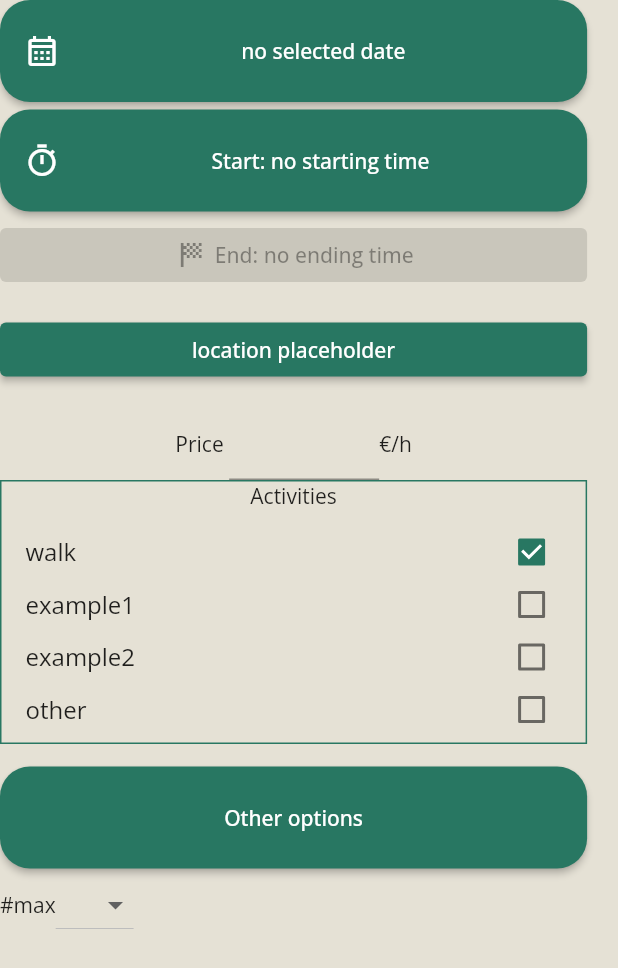
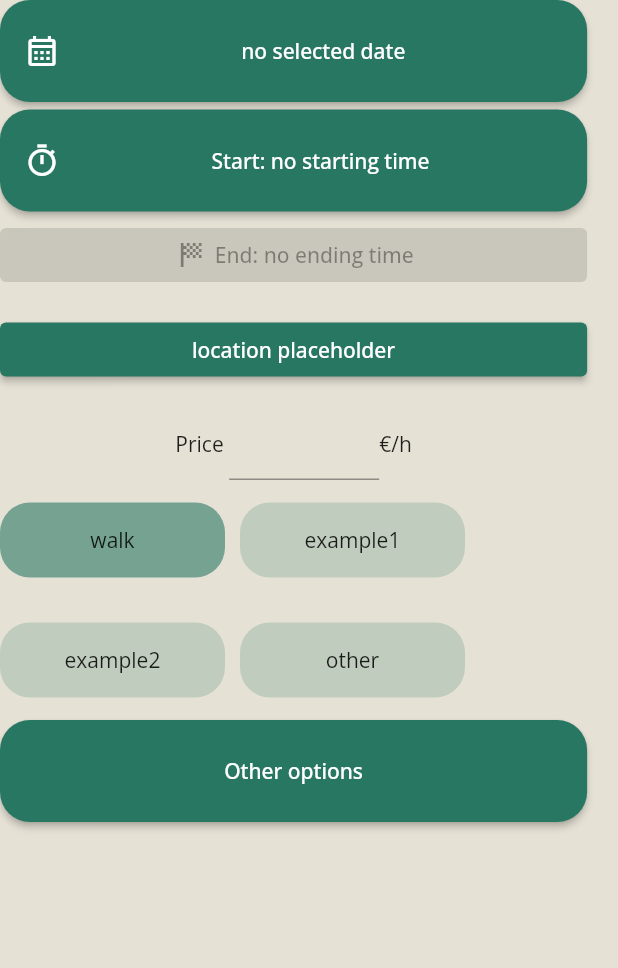
Before and after one commit to Buba98/dima_project, a Flutter app: the CreateOfferWidget widget shown alone on an empty page, opened directly, on a phone screen of 412 x 824 dp. Shown: the top 968 px of the screen. Run offline on Flutter 3.47's test engine with Material 2 defaults, Android fonts, the phone set to English and light mode, and no system bars; our stand-ins replace cloud_firestore, firebase_auth, firebase_core, firebase_storage, flutter_bloc, image_picker and 1 more; accounts and stored records are empty; network calls fail.

Commit message:
Update create offer widget UI

```diff
--- a/lib/home/offer/create_offer_widget.dart
+++ b/lib/home/offer/create_offer_widget.dart
@@ -1,8 +1,11 @@
+import 'package:dima_project/input/selection/selection.dart';
 import 'package:dima_project/input/text_input.dart';
 import 'package:intl/intl.dart';
 import 'package:dima_project/input/button.dart';
 import 'package:flutter/cupertino.dart';
 import 'package:flutter/material.dart';
+
+import '../../input/selection/selection_element.dart';
 
 class CreateOfferWidget extends StatefulWidget {
   const CreateOfferWidget({super.key});
@@ -13,18 +16,15 @@ class CreateOfferWidget extends StatefulWidget {
 
 class _CreateOfferWidgetState extends State<CreateOfferWidget> {
   double? price;
-  final Map<String, bool?> activities = {
-    'walk': true,
-    'example1': false,
-    'example2': false,
-    //'example3': false,
-    'other': false,
-  };
+  final List<SelectionElement> activities = [
+    SelectionElement(name: 'walk', selected: true),
+    SelectionElement(name: 'example1', selected: false),
+    SelectionElement(name: 'example2', selected: false),
+    SelectionElement(name: 'other', selected: false),
+  ];
+
   bool _isOtherActivitiesSelected = false;
   bool _isOtherOptionsVisible = false;
-  List<String> maxDogsAllowedList = ['1', '2', '3', '4', '5', 'Any'];
-  int maxDogsAllowed = -1;
-  String maxDogsAllowedHint = '';
 
   DateTime selectedDate = DateTime.now();
   String selectedDateString = 'no selected date';
@@ -36,6 +36,10 @@ class _CreateOfferWidgetState extends State<CreateOfferWidget> {
   TimeOfDay selectedEndingTime = TimeOfDay(
       hour: TimeOfDay.now().hour, minute: TimeOfDay.now().minute + 30);
   String selectedEndingTimeString = 'no ending time';
+
+  // List<String> maxDogsAllowedList = ['1', '2', '3', '4', '5', 'Any'];
+  // int maxDogsAllowed = -1;
+  // String maxDogsAllowedHint = '';
 
   bool _isNotPast({required DateTime selectedDate, TimeOfDay? selectedTime}) {
     DateTime now = DateTime.now();
@@ -136,22 +140,6 @@ class _CreateOfferWidgetState extends State<CreateOfferWidget> {
     }
   }
 
-  _enableOtherOptions() {
-    setState(() {
-      _isOtherOptionsVisible = !_isOtherOptionsVisible;
-    });
-  }
-
-  //TODO delete
-  Widget _tmpSpacer(color) {
-    return Container(
-      height: 20,
-      decoration: BoxDecoration(
-        color: color,
-      ),
-    );
-  }
-
   @override
   Widget build(BuildContext context) {
     return SizedBox(
@@ -211,103 +199,79 @@ class _CreateOfferWidgetState extends State<CreateOfferWidget> {
               Spacer(),
             ],
           ),
-          Container(
-            decoration: BoxDecoration(
-              border: Border.all(color: Color(0xFF287762)),
+          const SizedBox(
+            height: 15,
           ),
-            child: Column(
-              children: [
-                Text('Activities'),
-                Container(
-                  height: activities.keys.length * 35 + 15,
-                  child: ListView(
-                    children: activities.keys.map((String key) {
-                      return SizedBox(
-                        height: 35,
-                        // height: max(min(MediaQuery.of(context).size.height * 0.8,40),30), //TODO better way? useful?
-                        child: CheckboxListTile(
-                          title: Text(key),
-                          value: activities[key],
-                          onChanged: (bool? value) {
+          Selection(
+            elements: activities,
+            onChanged: (value) {
               setState(() {
-                              activities[key] = value;
-                              key == 'other'
-                                  ? _isOtherActivitiesSelected =
-                                      !_isOtherActivitiesSelected
-                                  : null;
+                activities[value].selected = !activities[value].selected;
+                for (int i = 0; i < activities.length; i++) {
+                  print(activities[i].name);
+                }
+                if (value == activities.length - 1) {
+                  print(_isOtherActivitiesSelected);
+                  _isOtherActivitiesSelected = !_isOtherActivitiesSelected;
+                  print(_isOtherActivitiesSelected);
+                }
               });
             },
-                        ),
-                      );
-                    }).toList(),
-                  ),
           ),
           Visibility(
             visible: _isOtherActivitiesSelected,
             child: SizedBox(
               width: MediaQuery.of(context).size.width * 0.9,
               child: Column(children: [
-                      TextInput(
-                          textEditingController:
-                              TextEditingController(text: '')),
                 const SizedBox(
                   height: 15,
                 ),
+                TextInput(
+                    textEditingController: TextEditingController(text: '')),
               ]),
-                  ),
-                ),
-                //TODO make a appear a TextField to describe 'other' activities
-              ],
             ),
           ),
           const SizedBox(
             height: 15,
           ),
           Center(
-            child:
-                Button(onPressed: _enableOtherOptions, text: 'Other options'),
+            child: Button(
+                onPressed: () {
+                  setState(() {
+                    _isOtherOptionsVisible = !_isOtherOptionsVisible;
+                  });
+                },
+                text: 'Other options'),
           ),
           //TODO make it interactable to open other options to be filed
-          Visibility(
-            child: Column(
-              children: [
-                Row(
-                  children: [
-                    Text('#max'),
-                    DropdownButton(
-                      hint: Text(maxDogsAllowedHint),
-                        items: maxDogsAllowedList
-                            .map<DropdownMenuItem<String>>((String value) {
-                          return DropdownMenuItem<String>(
-                            value: value,
-                            child: Text(value),
-                          );
-                        }).toList(),
-                        onChanged: (String? value) {
-                          setState(() {
-                            maxDogsAllowed = 3;
-                            maxDogsAllowedHint = value!;
-                          });
-                        }),
-                  ],
-                )
-              ],
-            ),
-          )
+          // Visibility(
+          //   child: Column(
+          //     children: [
+          //       Row(
+          //         children: [
+          //           Text('#max'),
+          //           DropdownButton(
+          //               hint: Text(maxDogsAllowedHint),
+          //               items: maxDogsAllowedList
+          //                   .map<DropdownMenuItem<String>>((String value) {
+          //                 return DropdownMenuItem<String>(
+          //                   value: value,
+          //                   child: Text(value),
+          //                 );
+          //               }).toList(),
+          //               onChanged: (String? value) {
+          //                 setState(() {
+          //                   maxDogsAllowed = 3;
+          //                   maxDogsAllowedHint = value!;
+          //                 });
+          //               }),
+          //         ],
+          //       )
+          //     ],
+          //   ),
+          // )
         ],
       ),
     );
   }
-
-  Widget _otherOptionsWidget(String rowName, List options){
-    Column option = Column(
-      children: [
-        Text(rowName),
-        Row(
-
-        )
-      ],
-    );
-    return Container();
 }
-}
--- a/lib/home/search/search_result_widget.dart
+++ b/lib/home/search/search_result_widget.dart
@@ -102,8 +102,7 @@ class SearchResultWidget extends StatelessWidget {
                 //'Mon 17 Oct from 9:00 to 10:00'
                 const Icon(Icons.access_time),
                 Text(
-                  ' ${DateFormat('E').format(startingTime)} ${DateFormat('d').format(startingTime)} '
-                  '${DateFormat('H:mm').format(startingTime)} '
+                  ' ${DateFormat('E d H:mm').format(startingTime)} '
                   '-${DateFormat('H:mm').format(startingTime.add(duration))}',
                   style: const TextStyle(
                     fontSize: 15,
--- a/lib/input/selection/selection.dart
+++ b/lib/input/selection/selection.dart
@@ -10,7 +10,7 @@ class Selection extends StatelessWidget {
     this.runSpacing = 30,
     this.spacing = 10,
     this.elementHeight = 50,
-    this.elementWidth = 80,
+    this.elementWidth = 150,
     this.baseColor = const Color(0xFF287762),
     this.selectedAlpha = 150,
     this.notSelectedAlpha = 50,
```
Lines whose indentation alone changed are shown as unchanged.
